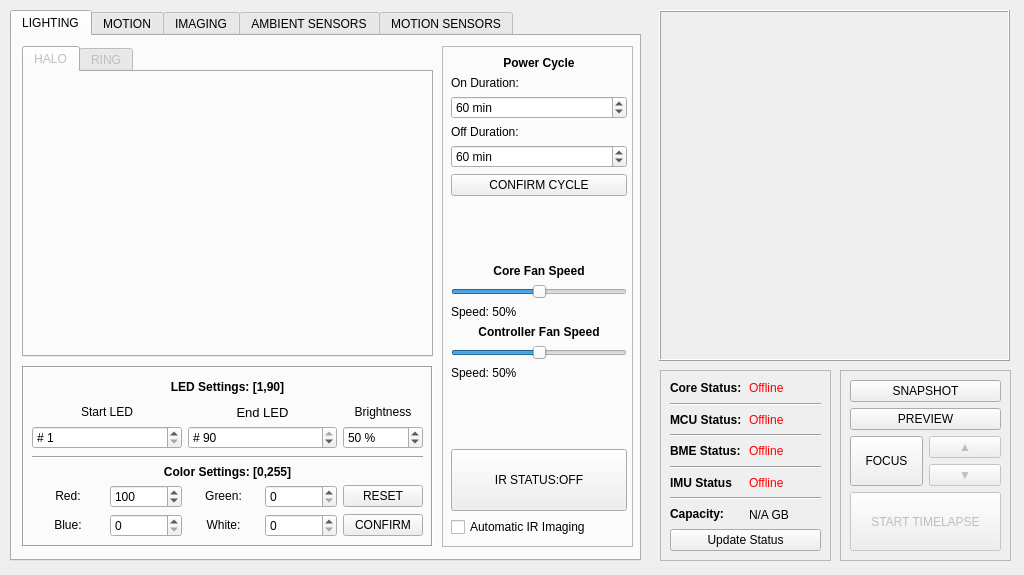
CoCl-Jerry/SciSpin_Max_Dev, file _ui/Clinostat.ui: the form before one commit.
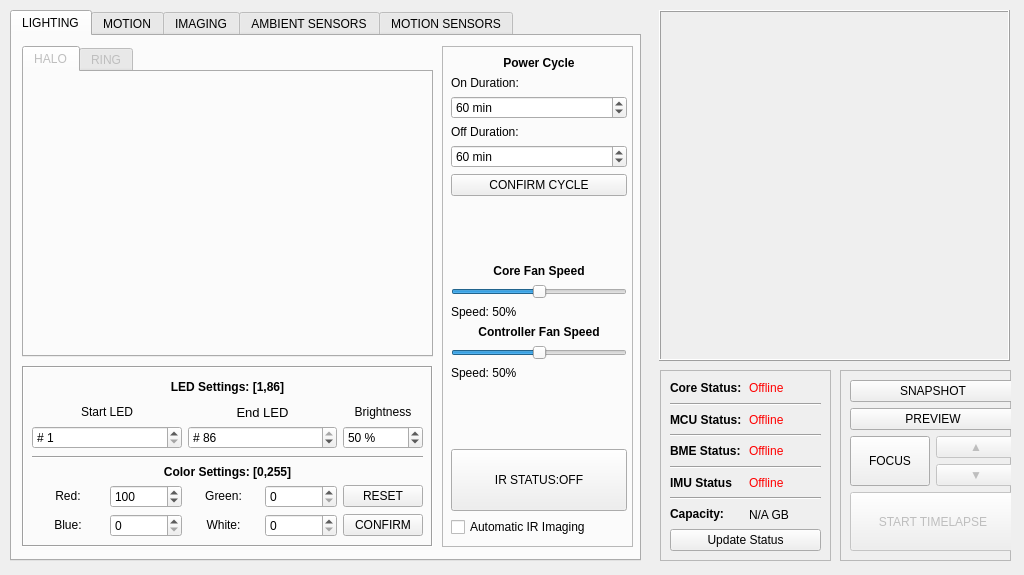
The form after the commit. Icons and pictures are not drawn. Custom widgets are drawn as their Qt base class.

```diff
--- a/_ui/Clinostat.ui
+++ b/_ui/Clinostat.ui
@@ -419,7 +419,7 @@
         <item row="0" column="0" rowspan="2" colspan="5">
          <widget class="QLabel" name="lighting_LED_settings_text_label">
           <property name="text">
-           <string>&lt;html&gt;&lt;head/&gt;&lt;body&gt;&lt;p align=&quot;center&quot;&gt;&lt;span style=&quot; font-weight:700;&quot;&gt;LED Settings: [1,90]&lt;/span&gt;&lt;/p&gt;&lt;/body&gt;&lt;/html&gt;</string>
+           <string>&lt;html&gt;&lt;head/&gt;&lt;body&gt;&lt;p align=&quot;center&quot;&gt;&lt;span style=&quot; font-weight:700;&quot;&gt;LED Settings: [1,86]&lt;/span&gt;&lt;/p&gt;&lt;/body&gt;&lt;/html&gt;</string>
           </property>
          </widget>
         </item>
@@ -513,10 +513,10 @@
            <number>2</number>
           </property>
           <property name="maximum">
-           <number>90</number>
+           <number>86</number>
           </property>
           <property name="value">
-           <number>90</number>
+           <number>86</number>
           </property>
          </widget>
         </item>
@@ -1974,7 +1974,7 @@
       <rect>
        <x>10</x>
        <y>10</y>
-       <width>151</width>
+       <width>166</width>
        <height>171</height>
       </rect>
      </property>
```
Left out of the diff: 2 changed lines with no effect on the pictures.
